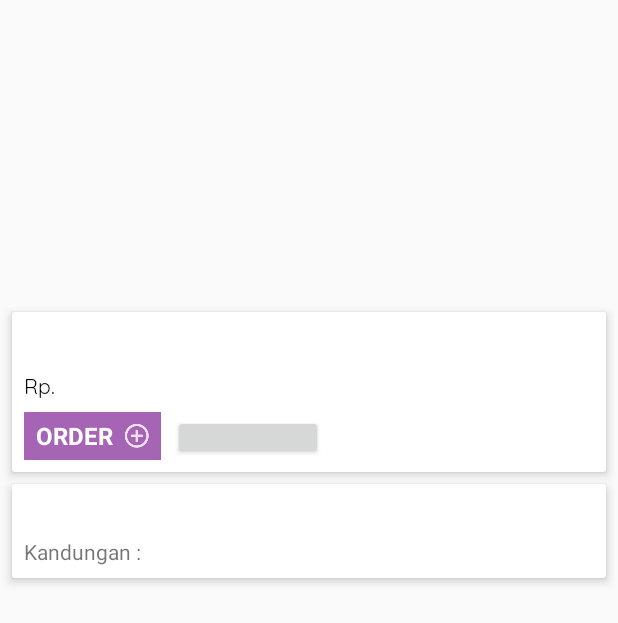
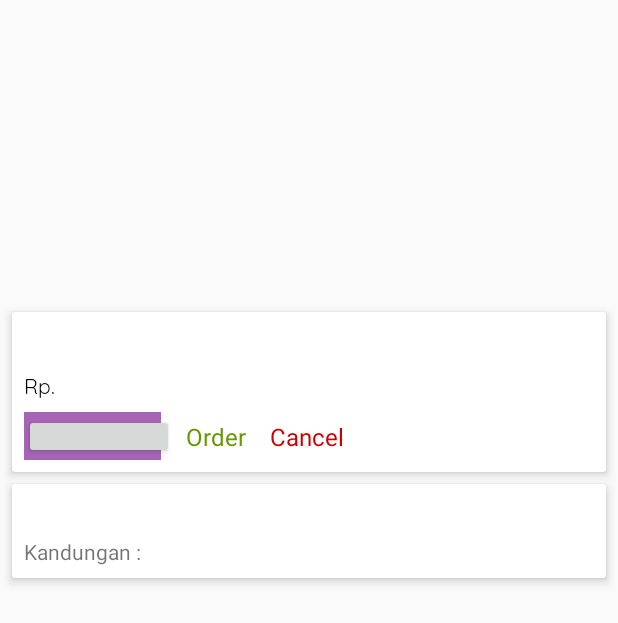
Before and after one commit to rioputroo/brawijaya_apps, an Android app: the layout content_food_details.xml on its own in the app's theme, with its tools: preview values and no code run, on a phone screen of 412 x 824 dp. Shown: the top 623 px of the screen. Run offline under Robolectric (Android 15) with nearby library versions, the phone set to English and light mode, and no system bars; plain views replace ElegantNumberButton.

Commit message:
edit order button on food details

```diff
--- a/app/src/main/res/layout/content_food_details.xml
+++ b/app/src/main/res/layout/content_food_details.xml
@@ -92,12 +92,46 @@
                 android:layout_marginBottom="8dp"
                 android:layout_marginLeft="8dp"
                 android:layout_marginStart="8dp"
+                android:layout_marginTop="8dp"
                 app:backGroundColor="@color/colorAccent"
+                app:initialNumber="1"
                 app:layout_constraintBottom_toBottomOf="parent"
-                app:layout_constraintStart_toEndOf="@+id/tvAddFood"
+                app:layout_constraintStart_toStartOf="parent"
+                app:layout_constraintTop_toBottomOf="@+id/tvFoodPriceDetails"
                 app:textSize="8sp">
 
             </com.cepheuen.elegantnumberbutton.view.ElegantNumberButton>
+
+            <TextView
+                android:id="@+id/tvOrder"
+                android:layout_width="wrap_content"
+                android:layout_height="wrap_content"
+                android:layout_marginBottom="8dp"
+                android:layout_marginLeft="8dp"
+                android:layout_marginStart="8dp"
+                android:layout_marginTop="8dp"
+                android:text="Order"
+                android:textColor="@android:color/holo_green_dark"
+                android:textSize="16sp"
+                app:layout_constraintBottom_toBottomOf="parent"
+                app:layout_constraintStart_toEndOf="@+id/number_button"
+                app:layout_constraintTop_toBottomOf="@+id/tvFoodPriceDetails" />
+
+            <TextView
+                android:id="@+id/tvCancel"
+                android:layout_width="wrap_content"
+                android:layout_height="wrap_content"
+                android:layout_marginBottom="8dp"
+                android:layout_marginLeft="16dp"
+                android:layout_marginStart="16dp"
+                android:layout_marginTop="8dp"
+                android:text="Cancel"
+                android:textColor="@android:color/holo_red_dark"
+                android:textSize="16sp"
+                app:layout_constraintBottom_toBottomOf="parent"
+                app:layout_constraintStart_toEndOf="@+id/tvOrder"
+                app:layout_constraintTop_toBottomOf="@+id/tvFoodPriceDetails" />
+
 
         </android.support.constraint.ConstraintLayout>
     </android.support.v7.widget.CardView>
```
Also changed, not shown: app/src/main/java/com/example/nb_rioputro/brawijaya_apps/FoodDetailsActivity.java (+29 -3 lines).
